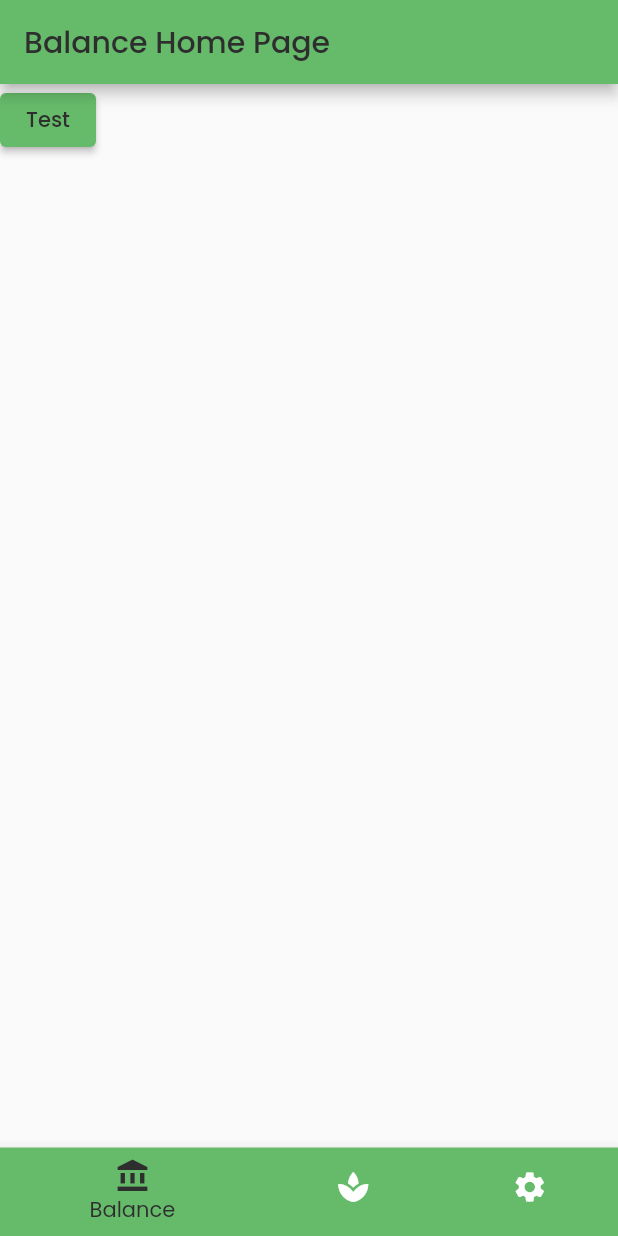
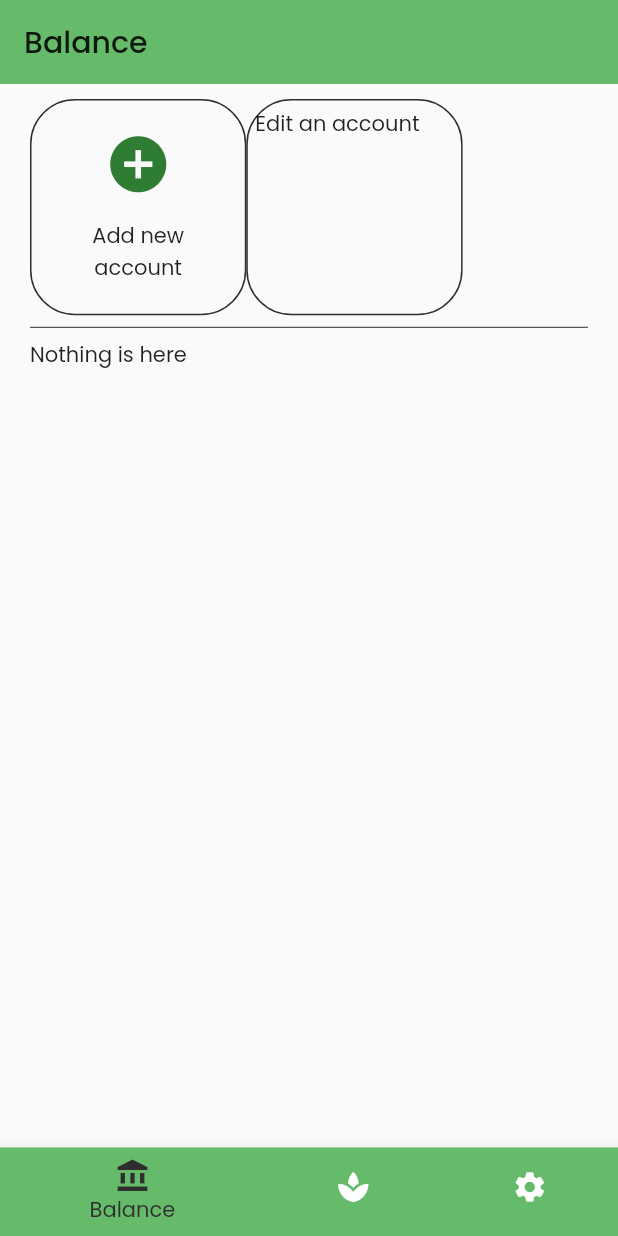
Before and after one commit to KirbyNguyen/growth, a Flutter app: the screen it shows once a user with an empty profile is signed in, on a phone screen of 412 x 824 dp. Run offline on Flutter 3.47's test engine with Material 2 defaults, Android fonts, the phone set to English and light mode, and no system bars; our stand-ins replace firebase_auth, firebase_core, flutter_hooks, flutter_signin_button, hooks_riverpod, shared_preferences; accounts and stored records are empty.

Commit message:
Renamed some providers, added scrollable app bar in the main pages, and account card widget.

```diff
--- /dev/null
+++ b/lib/components/account_card.dart
@@ -0,0 +1,58 @@
+import 'package:flutter/material.dart';
+import 'package:flutter_hooks/flutter_hooks.dart';
+import 'package:growth/constants/custom_colors.dart';
+import 'package:hooks_riverpod/hooks_riverpod.dart';
+
+import 'package:growth/styles/account_card_style.dart';
+import 'package:growth/providers/app_theme_provider.dart';
+
+/// [AccountCard] creates a card in [BalanceHomePage]. It should take a [Widget]
+/// as information for the card, and a [void Function()] to navigate to a proper
+/// screen.
+class AccountCard extends HookWidget {
+  AccountCard({Key? key, required data, required function}) : super(key: key) {
+    _data = data;
+    _function = function;
+  }
+
+  AccountCard.addCard({Key? key, required isDarkModeEnabled, required function})
+      : super(key: key) {
+    _data = Column(
+      mainAxisAlignment: MainAxisAlignment.spaceEvenly,
+      crossAxisAlignment: CrossAxisAlignment.center,
+      children: <Widget>[
+        Icon(
+          Icons.add_circle,
+          color: isDarkModeEnabled
+              ? CustomColors.primaryLight
+              : CustomColors.primaryDark,
+          size: 45.0,
+        ),
+        const Text(
+          "Add new\naccount",
+          textAlign: TextAlign.center,
+        ),
+      ],
+    );
+    _function = function;
+  }
+
+  late final Widget _data;
+  late final void Function() _function;
+
+  @override
+  Widget build(BuildContext context) {
+    final _useAppThemeState = useProvider(appThemeStateProvider);
+
+    return GestureDetector(
+      onTap: _function,
+      child: Container(
+        padding: const EdgeInsets.all(5.0),
+        width: MediaQuery.of(context).size.width * 0.35,
+        height: MediaQuery.of(context).size.width * 0.35,
+        decoration: AccountCardStyle.addAccountCard(_useAppThemeState),
+        child: _data,
+      ),
+    );
+  }
+}
--- /dev/null
+++ b/lib/components/custom_scaffold.dart
@@ -0,0 +1,81 @@
+import 'package:flutter/material.dart';
+import 'package:flutter_hooks/flutter_hooks.dart';
+import 'package:hooks_riverpod/hooks_riverpod.dart';
+
+import 'package:growth/constants/custom_colors.dart';
+import 'package:growth/providers/app_theme_provider.dart';
+
+class CustomScaffold extends HookWidget {
+  const CustomScaffold._({
+    Key? key,
+    required this.title,
+    required this.sliverChildDelegate,
+    this.padding = const EdgeInsets.symmetric(horizontal: 20, vertical: 10),
+    required this.actions,
+  }) : super(key: key);
+
+  factory CustomScaffold({
+    Key? key,
+    required String title,
+    required List<Widget> actions,
+    required List<Widget> children,
+    EdgeInsets padding =
+        const EdgeInsets.symmetric(horizontal: 20, vertical: 10),
+  }) =>
+      CustomScaffold._(
+          key: key,
+          title: title,
+          actions: actions,
+          padding: padding,
+          sliverChildDelegate: SliverChildListDelegate(children));
+
+  factory CustomScaffold.builder({
+    Key? key,
+    required String title,
+    required IndexedWidgetBuilder builder,
+    required int childCount,
+    required List<Widget> actions,
+    EdgeInsets padding =
+        const EdgeInsets.symmetric(horizontal: 20, vertical: 10),
+  }) =>
+      CustomScaffold._(
+          key: key,
+          title: title,
+          actions: actions,
+          padding: padding,
+          sliverChildDelegate:
+              SliverChildBuilderDelegate(builder, childCount: childCount));
+
+  final String title;
+
+  final List<Widget> actions;
+
+  final EdgeInsets padding;
+
+  final SliverChildDelegate sliverChildDelegate;
+
+  @override
+  Widget build(BuildContext context) {
+    final _useAppThemeState = useProvider(appThemeStateProvider);
+
+    return Scaffold(
+      body: CustomScrollView(
+        slivers: <Widget>[
+          SliverAppBar(
+            floating: true,
+            elevation: 1,
+            backgroundColor: _useAppThemeState
+                ? CustomColors.primaryDark
+                : CustomColors.primaryLight,
+            actions: actions,
+            title: Text(title, style: Theme.of(context).textTheme.headline6),
+          ),
+          SliverPadding(
+            padding: padding,
+            sliver: SliverList(delegate: sliverChildDelegate),
+          )
+        ],
+      ),
+    );
+  }
+}
--- a/lib/constants/nav_routes.dart
+++ b/lib/constants/nav_routes.dart
@@ -22,6 +22,9 @@ class NavigationRoutes {
 
   static const String balanceDetailsRoute = "/balance/details";
 
+  static const String balanceAccountCreate = "/balance/account/create";
+  static const String balanceAccountInfo = "/balance/account/info";
+
   static const String gardenDetailsRoute = "/garden/details";
 
   static Map<String, StatelessWidget Function(dynamic)> navRoutes = {
--- a/lib/pages/authentication/auth_options_page.dart
+++ b/lib/pages/authentication/auth_options_page.dart
@@ -13,7 +13,7 @@ class AuthOptionsPage extends HookWidget {
 
   @override
   Widget build(BuildContext context) {
-    final _useAppThemeStateProvider = useProvider(appThemeStateProvider);
+    final _useAppThemeState = useProvider(appThemeStateProvider);
 
     return Scaffold(
       resizeToAvoidBottomInset: false,
@@ -22,7 +22,7 @@ class AuthOptionsPage extends HookWidget {
         children: <Widget>[
           Container(
             decoration: AuthDecoration.authGradientBackground(
-                _useAppThemeStateProvider),
+                _useAppThemeState),
             child: Column(
               children: <Widget>[
                 SizedBox(
@@ -37,7 +37,7 @@ class AuthOptionsPage extends HookWidget {
               width: MediaQuery.of(context).size.width * 0.55,
               height: MediaQuery.of(context).size.height * 0.55,
               decoration:
-                  AuthDecoration.logoContainer(_useAppThemeStateProvider),
+                  AuthDecoration.logoContainer(_useAppThemeState),
             ),
           ),
         ],
--- a/lib/pages/balance/balance_home_page.dart
+++ b/lib/pages/balance/balance_home_page.dart
@@ -1,22 +1,47 @@
 import 'package:flutter/material.dart';
 import 'package:flutter_hooks/flutter_hooks.dart';
+import 'package:hooks_riverpod/hooks_riverpod.dart';
+
+import 'package:growth/components/account_card.dart';
+import 'package:growth/components/custom_scaffold.dart';
+
 import 'package:growth/constants/nav_routes.dart';
+
+import 'package:growth/providers/app_theme_provider.dart';
 
 class BalanceHomePage extends HookWidget {
   const BalanceHomePage({Key? key}) : super(key: key);
 
   @override
   Widget build(BuildContext context) {
-    return Scaffold(
-      appBar: AppBar(
-        title: const Text("Balance Home Page"),
-      ),
-      body: ElevatedButton(
-        child: const Text("Test"),
-        onPressed: () {
-          Navigator.of(context).pushNamed(NavigationRoutes.balanceDetailsRoute);
-        },
-      ),
+    final _useAppThemeState = useProvider(appThemeStateProvider);
+
+    return CustomScaffold(
+      title: "Balance",
+      actions: const [],
+      children: [
+        SingleChildScrollView(
+          scrollDirection: Axis.horizontal,
+          child: Row(
+            children: <Widget>[
+              AccountCard.addCard(
+                function: () => Navigator.of(context).pushNamed(
+                  NavigationRoutes.balanceAccountCreate,
+                ),
+                isDarkModeEnabled: _useAppThemeState,
+              ),
+              AccountCard(
+                data: const Text("Edit an account"),
+                function: () => Navigator.of(context).pushNamed(
+                  NavigationRoutes.balanceAccountInfo,
+                ),
+              ),
+            ],
+          ),
+        ),
+        const Divider(),
+        const Text("Nothing is here"),
+      ],
     );
   }
 }
--- a/lib/pages/home_page.dart
+++ b/lib/pages/home_page.dart
@@ -17,7 +17,7 @@ class HomePage extends HookWidget {
     final _useCurrentTab =
         useMemoized(() => _useBottomTabList[_useCurrentTabIndex.value]);
 
-    final _useAppThemeStateProvider = useProvider(appThemeStateProvider);
+    final _useAppThemeState = useProvider(appThemeStateProvider);
 
     void _selectTab(int newIndex) {
       if (_useCurrentTabIndex.value != newIndex) {
@@ -44,7 +44,7 @@ class HomePage extends HookWidget {
                 (item) => BottomNavigationBarItem(
                   label: item.pageName,
                   icon: Icon(item.iconData),
-                  backgroundColor: _useAppThemeStateProvider
+                  backgroundColor: _useAppThemeState
                       ? CustomColors.primaryDark
                       : CustomColors.primaryLight,
                 ),
--- /dev/null
+++ b/lib/styles/account_card_style.dart
@@ -0,0 +1,18 @@
+import 'package:flutter/material.dart';
+import 'package:growth/constants/custom_colors.dart';
+
+/// [AccountCardStyle] provides the correct [BoxDecoration] for the [AccountCard]
+/// based on [isDarModeEnabled].
+class AccountCardStyle {
+  static BoxDecoration addAccountCard(bool isDarkModeEnabled) {
+    return BoxDecoration(
+      border: Border.all(
+        width: 1.0,
+        color: isDarkModeEnabled
+            ? CustomColors.canvasLight
+            : CustomColors.canvasDark,
+      ),
+      borderRadius: BorderRadius.circular(30.0),
+    );
+  }
+}
```
Also changed, not shown: lib/components/sign_in_button_list.dart (+5 -5 lines), lib/constants/bottom_tab_navigators.dart (+11 -0 lines), lib/pages/account/account_info_page.dart (added, +19 -0 lines), lib/pages/authentication/email_auth_page.dart (+7 -6 lines), lib/pages/authentication/email_register_page.dart (+6 -6 lines), lib/pages/settings/settings_home_page.dart (+42 -26 lines), lib/styles/app_theme.dart (+2 -20 lines).
